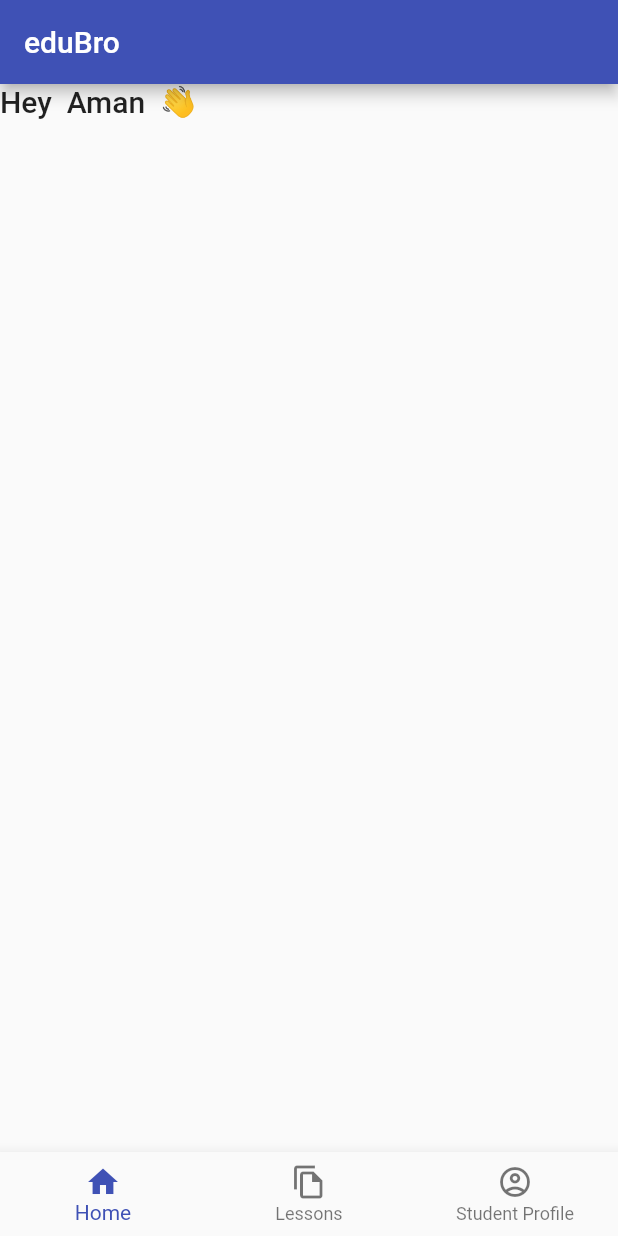
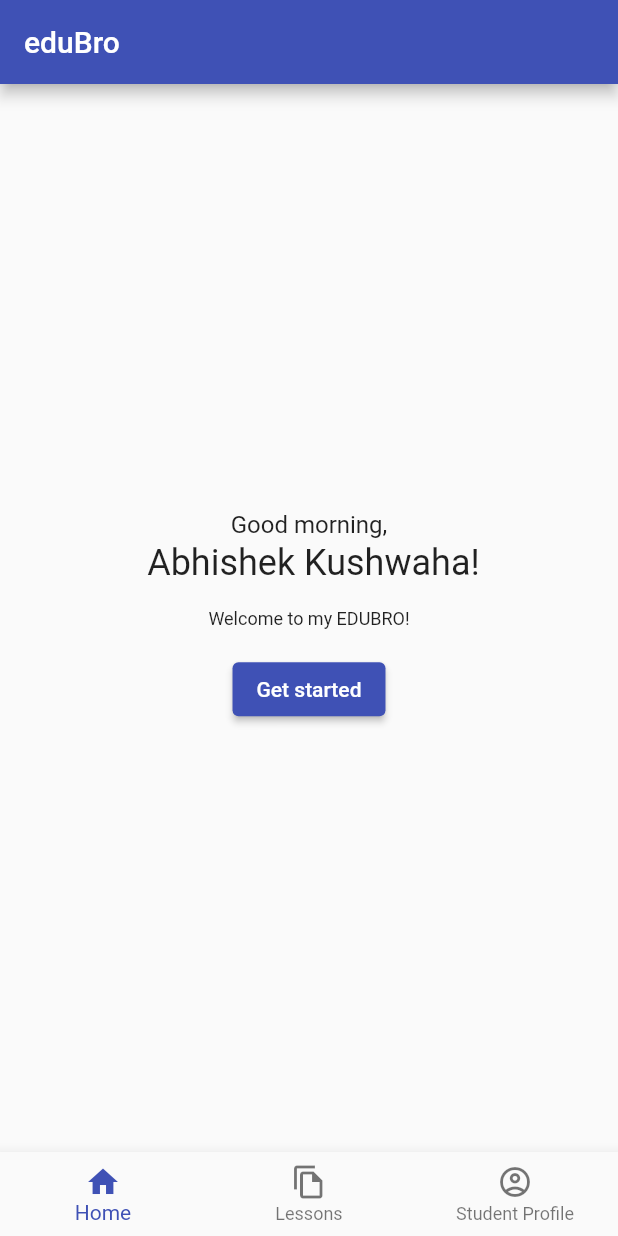
Before and after one commit to Abbhiishek/eduBro, a Flutter app: the screen it shows after launch, on a phone screen of 412 x 824 dp. Run offline on Flutter 3.47's test engine with Material 2 defaults, Android fonts, the phone set to English and light mode, and no system bars.

Commit message:
some minor changes

```diff
--- a/lib/components/splash.dart
+++ b/lib/components/splash.dart
@@ -68,7 +68,7 @@ class _SplashScreenState extends State<SplashScreen> {
   Widget build(BuildContext context) {
     return Scaffold(
       body: Center(
-        child: Image.asset("assets/images/splash.png")
+        child: Image.asset("assets/images/edubro_logo.png")
       ),
     );
   }
--- /dev/null
+++ b/lib/pages/HomePage.dart
@@ -0,0 +1,68 @@
+import 'package:flutter/material.dart';
+
+
+class HomePage extends StatefulWidget {
+  const HomePage({Key? key}) : super(key: key);
+
+  @override
+  State<HomePage> createState() => _HomePageState();
+}
+
+class _HomePageState extends State<HomePage> {
+  @override
+  Widget build(BuildContext context) {
+
+    final now = DateTime.now();
+    final currentTimeOfDay = now.hour < 12 ? 'morning' : now.hour < 18 ? 'afternoon' : 'evening';
+    final username = 'Abhishek Kushwaha';
+
+    return Scaffold(
+      body: Column(
+        mainAxisAlignment: MainAxisAlignment.center,
+        crossAxisAlignment: CrossAxisAlignment.center,
+        children: [
+          Text(
+            'Good $currentTimeOfDay,',
+            style: TextStyle(fontSize: 16),
+            textAlign: TextAlign.center,
+          ),
+          SizedBox(height: 2),
+          Center(
+            child: Text(
+              ' $username!',
+              style: TextStyle(fontSize: 24),
+              textAlign: TextAlign.center,
+            ),
+          ),// Add some spacing
+          SizedBox(height: 16), // Add some spacing
+          Text(
+            'Welcome to my EDUBRO!',
+            style: TextStyle(fontSize: 12),
+            textAlign: TextAlign.center,
+          ),
+          SizedBox(height: 16), // Add some more spacing
+          ElevatedButton(
+            onPressed: () {
+              showDialog(
+                context: context,
+                builder: (context) => AlertDialog(
+                  title: Text('App in development'),
+                  content: Text('This app is still in development. Thank you for trying it out!'),
+                  actions: [
+                    TextButton(
+                      onPressed: () {
+                        Navigator.pop(context);
+                      },
+                      child: Text('OK'),
+                    ),
+                  ],
+                ),
+              );
+            },
+            child: Text('Get started'),
+          ),
+        ],
+      ),
+    );
+  }
+}
--- a/lib/pages/home.dart
+++ b/lib/pages/home.dart
@@ -1,5 +1,5 @@
 import 'package:flutter/material.dart';
-
+import './HomePage.dart';
 class homePage extends StatefulWidget {
   homePage({Key? key}) : super(key: key);
   @override
@@ -18,11 +18,7 @@ class _homePageState extends State<homePage> {
             title: const Text("eduBro"),
           ),
           body: Container(
-              child: curInd == 0 ? Column(
-                children: const [
-                  Text("Hey Aman 👋",style: TextStyle(fontWeight: FontWeight.w500,fontSize: 20,wordSpacing: 5)),
-                ],
-              )
+              child: curInd == 0 ? HomePage()
                   : curInd == 1 ? Column(
                 children: const [
                   Text("Lessons",style: TextStyle(fontWeight: FontWeight.w500,fontSize: 20))
--- a/pubspec.yaml
+++ b/pubspec.yaml
@@ -61,6 +61,7 @@ flutter:
   # To add assets to your application, add an assets section, like this:
   assets:
     - assets/images/splash.png
+    - assets/images/edubro_logo.png
 
   # An image asset can refer to one or more resolution-specific "variants", see
   # https://flutter.dev/assets-and-images/#resolution-aware
```
Also changed, not shown: assets/images/edubro_logo.png (added).
